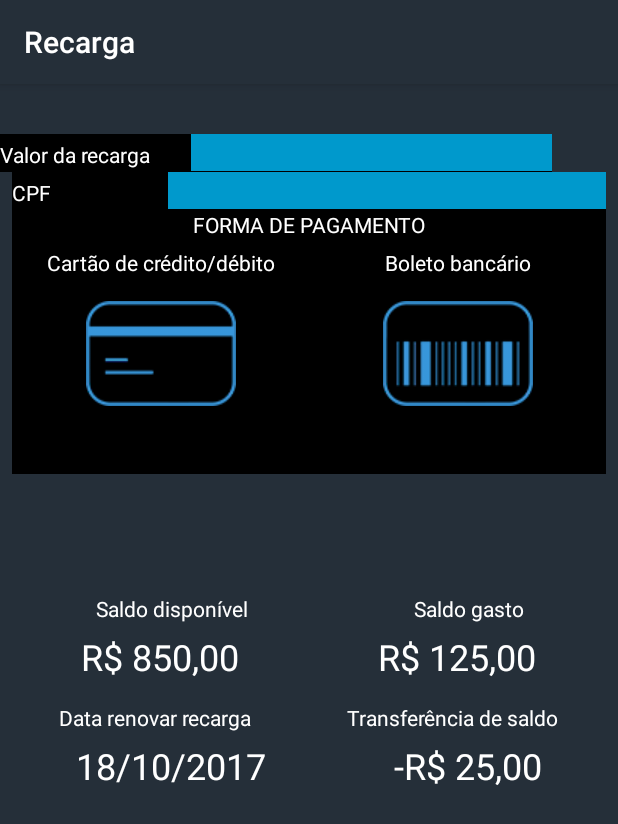
After one commit to RobsonFDias/Easypasse, an Android app: the RecargaActivity screen opened directly, with no data from a screen before it, on a phone screen of 412 x 824 dp. The commit adds this screen. Shown: the top 824 px of the screen. Run offline under Robolectric (Android 15) with nearby library versions, the phone set to English and light mode, and no system bars.

Commit message:
Criado fragment para o cartão de crédito

```diff
--- a/app/build.gradle
+++ b/app/build.gradle
@@ -2,7 +2,7 @@ apply plugin: 'com.android.application'
 
 android {
     compileSdkVersion 26
-    buildToolsVersion "26.0.0"
+    buildToolsVersion '26.0.2'
     defaultConfig {
         applicationId "com.example.gustavo.easypasse"
         minSdkVersion 15
@@ -20,6 +20,7 @@ android {
 }
 
 dependencies {
+    implementation 'com.android.support:support-v4:26.1.0'
     compile fileTree(dir: 'libs', include: ['*.jar'])
     androidTestCompile('com.android.support.test.espresso:espresso-core:2.2.2', {
         exclude group: 'com.android.support', module: 'support-annotations'
--- /dev/null
+++ b/app/src/main/java/com/example/gustavo/easypasse/BoletoFragment.java
@@ -0,0 +1,108 @@
+package com.example.gustavo.easypasse;
+
+import android.content.Context;
+import android.net.Uri;
+import android.os.Bundle;
+import android.support.v4.app.Fragment;
+import android.view.LayoutInflater;
+import android.view.View;
+import android.view.ViewGroup;
+
+
+/**
+ * A simple {@link Fragment} subclass.
+ * Activities that contain this fragment must implement the
+ * {@link BoletoFragment.OnFragmentInteractionListener} interface
+ * to handle interaction events.
+ * Use the {@link BoletoFragment#newInstance} factory method to
+ * create an instance of this fragment.
+ */
+public class BoletoFragment extends Fragment {
+    // TODO: Rename parameter arguments, choose names that match
+    // the fragment initialization parameters, e.g. ARG_ITEM_NUMBER
+    private static final String ARG_PARAM1 = "param1";
+    private static final String ARG_PARAM2 = "param2";
+
+    // TODO: Rename and change types of parameters
+    private String mParam1;
+    private String mParam2;
+
+    private OnFragmentInteractionListener mListener;
+
+    public BoletoFragment() {
+        // Required empty public constructor
+    }
+
+    /**
+     * Use this factory method to create a new instance of
+     * this fragment using the provided parameters.
+     *
+     * @param param1 Parameter 1.
+     * @param param2 Parameter 2.
+     * @return A new instance of fragment BoletoFragment.
+     */
+    // TODO: Rename and change types and number of parameters
+    public static BoletoFragment newInstance(String param1, String param2) {
+        BoletoFragment fragment = new BoletoFragment();
+        Bundle args = new Bundle();
+        args.putString(ARG_PARAM1, param1);
+        args.putString(ARG_PARAM2, param2);
+        fragment.setArguments(args);
+        return fragment;
+    }
+
+    @Override
+    public void onCreate(Bundle savedInstanceState) {
+        super.onCreate(savedInstanceState);
+        if (getArguments() != null) {
+            mParam1 = getArguments().getString(ARG_PARAM1);
+            mParam2 = getArguments().getString(ARG_PARAM2);
+        }
+    }
+
+    @Override
+    public View onCreateView(LayoutInflater inflater, ViewGroup container,
+                             Bundle savedInstanceState) {
+        // Inflate the layout for this fragment
+        return inflater.inflate(R.layout.fragment_boleto, container, false);
+    }
+
+    // TODO: Rename method, update argument and hook method into UI event
+    public void onButtonPressed(Uri uri) {
+        if (mListener != null) {
+            mListener.onFragmentInteraction(uri);
+        }
+    }
+
+    @Override
+    public void onAttach(Context context) {
+        super.onAttach(context);
+        if (context instanceof OnFragmentInteractionListener) {
+            mListener = (OnFragmentInteractionListener) context;
+        } else {
+            throw new RuntimeException(context.toString()
+                    + " must implement OnFragmentInteractionListener");
+        }
+    }
+
+    @Override
+    public void onDetach() {
+        super.onDetach();
+        mListener = null;
+    }
+
+    /**
+     * This interface must be implemented by activities that contain this
+     * fragment to allow an interaction in this fragment to be communicated
+     * to the activity and potentially other fragments contained in that
+     * activity.
+     * <p>
+     * See the Android Training lesson <a href=
+     * "http://developer.android.com/training/basics/fragments/communicating.html"
+     * >Communicating with Other Fragments</a> for more information.
+     */
+    public interface OnFragmentInteractionListener {
+        // TODO: Update argument type and name
+        void onFragmentInteraction(Uri uri);
+    }
+}
--- /dev/null
+++ b/app/src/main/java/com/example/gustavo/easypasse/CartaoCreditoFragment.java
@@ -0,0 +1,108 @@
+package com.example.gustavo.easypasse;
+
+import android.content.Context;
+import android.net.Uri;
+import android.os.Bundle;
+import android.support.v4.app.Fragment;
+import android.view.LayoutInflater;
+import android.view.View;
+import android.view.ViewGroup;
+
+
+/**
+ * A simple {@link Fragment} subclass.
+ * Activities that contain this fragment must implement the
+ * {@link CartaoCreditoFragment.OnFragmentInteractionListener} interface
+ * to handle interaction events.
+ * Use the {@link CartaoCreditoFragment#newInstance} factory method to
+ * create an instance of this fragment.
+ */
+public class CartaoCreditoFragment extends Fragment {
+    // TODO: Rename parameter arguments, choose names that match
+    // the fragment initialization parameters, e.g. ARG_ITEM_NUMBER
+    private static final String ARG_PARAM1 = "param1";
+    private static final String ARG_PARAM2 = "param2";
+
+    // TODO: Rename and change types of parameters
+    private String mParam1;
+    private String mParam2;
+
+    private OnFragmentInteractionListener mListener;
+
+    public CartaoCreditoFragment() {
+        // Required empty public constructor
+    }
+
+    /**
+     * Use this factory method to create a new instance of
+     * this fragment using the provided parameters.
+     *
+     * @param param1 Parameter 1.
+     * @param param2 Parameter 2.
+     * @return A new instance of fragment CartaoCreditoFragment.
+     */
+    // TODO: Rename and change types and number of parameters
+    public static CartaoCreditoFragment newInstance(String param1, String param2) {
+        CartaoCreditoFragment fragment = new CartaoCreditoFragment();
+        Bundle args = new Bundle();
+        args.putString(ARG_PARAM1, param1);
+        args.putString(ARG_PARAM2, param2);
+        fragment.setArguments(args);
+        return fragment;
+    }
+
+    @Override
+    public void onCreate(Bundle savedInstanceState) {
+        super.onCreate(savedInstanceState);
+        if (getArguments() != null) {
+            mParam1 = getArguments().getString(ARG_PARAM1);
+            mParam2 = getArguments().getString(ARG_PARAM2);
+        }
+    }
+
+    @Override
+    public View onCreateView(LayoutInflater inflater, ViewGroup container,
+                             Bundle savedInstanceState) {
+        // Inflate the layout for this fragment
+        return inflater.inflate(R.layout.fragment_cartao_credito, container, false);
+    }
+
+    // TODO: Rename method, update argument and hook method into UI event
+    public void onButtonPressed(Uri uri) {
+        if (mListener != null) {
+            mListener.onFragmentInteraction(uri);
+        }
+    }
+
+    @Override
+    public void onAttach(Context context) {
+        super.onAttach(context);
+        if (context instanceof OnFragmentInteractionListener) {
+            mListener = (OnFragmentInteractionListener) context;
+        } else {
+            throw new RuntimeException(context.toString()
+                    + " must implement OnFragmentInteractionListener");
+        }
+    }
+
+    @Override
+    public void onDetach() {
+        super.onDetach();
+        mListener = null;
+    }
+
+    /**
+     * This interface must be implemented by activities that contain this
+     * fragment to allow an interaction in this fragment to be communicated
+     * to the activity and potentially other fragments contained in that
+     * activity.
+     * <p>
+     * See the Android Training lesson <a href=
+     * "http://developer.android.com/training/basics/fragments/communicating.html"
+     * >Communicating with Other Fragments</a> for more information.
+     */
+    public interface OnFragmentInteractionListener {
+        // TODO: Update argument type and name
+        void onFragmentInteraction(Uri uri);
+    }
+}
--- /dev/null
+++ b/app/src/main/java/com/example/gustavo/easypasse/RecargaActivity.java
@@ -0,0 +1,57 @@
+package com.example.gustavo.easypasse;
+
+import android.app.Fragment;
+import android.os.Bundle;
+import android.support.design.widget.FloatingActionButton;
+import android.support.design.widget.Snackbar;
+import android.support.v7.app.AppCompatActivity;
+import android.support.v7.widget.Toolbar;
+import android.view.View;
+import android.widget.EditText;
+import android.widget.ImageButton;
+import android.widget.TextView;
+
+public class RecargaActivity extends AppCompatActivity {
+
+    private EditText valorRecarga;
+    private EditText cpf;
+    private ImageButton cartaoCreditoDebito;
+    private ImageButton boleto;
+    private TextView saldoDisponivel;
+    private TextView saldoGasto;
+    private TextView renovarRecarga;
+    private TextView transSaldo;
+
+    @Override
+    protected void onCreate(Bundle savedInstanceState) {
+        super.onCreate(savedInstanceState);
+        setContentView(R.layout.activity_recarga);
+        Toolbar toolbar = (Toolbar) findViewById(R.id.toolbar);
+        setSupportActionBar(toolbar);
+
+        valorRecarga = (EditText) findViewById(R.id.edtValorRecarga);
+        cpf = (EditText) findViewById(R.id.edtCpf);
+
+        cartaoCreditoDebito = (ImageButton) findViewById(R.id.ibCartaoCreditoDebito);
+        boleto = (ImageButton) findViewById(R.id.ibBoleto);
+
+        saldoDisponivel = (TextView) findViewById(R.id.tvValorSaldoDisponivel);
+        saldoGasto = (TextView) findViewById(R.id.tvValorSaldoGasto);
+        renovarRecarga = (TextView) findViewById(R.id.tvDataRenovarRecarga);
+        transSaldo = (TextView) findViewById(R.id.tvValorTransSaldo);
+
+
+        cartaoCreditoDebito.setOnClickListener(new View.OnClickListener() {
+            @Override
+            public void onClick(View view) {
+                getSupportFragmentManager().
+                        beginTransaction().
+                        replace(R.id.fragment_cartao, new CartaoCreditoFragment()).commit();
+            }
+        });
+
+    }
+
+
+
+}
--- /dev/null
+++ b/app/src/main/res/layout/activity_recarga.xml
@@ -0,0 +1,25 @@
+<?xml version="1.0" encoding="utf-8"?>
+<android.support.design.widget.CoordinatorLayout xmlns:android="http://schemas.android.com/apk/res/android"
+    xmlns:app="http://schemas.android.com/apk/res-auto"
+    xmlns:tools="http://schemas.android.com/tools"
+    android:layout_width="match_parent"
+    android:layout_height="match_parent"
+    tools:context="com.example.gustavo.easypasse.RecargaActivity">
+
+    <android.support.design.widget.AppBarLayout
+        android:layout_width="match_parent"
+        android:layout_height="wrap_content"
+        android:theme="@style/AppTheme.AppBarOverlay">
+
+        <android.support.v7.widget.Toolbar
+            android:id="@+id/toolbar"
+            android:layout_width="match_parent"
+            android:layout_height="?attr/actionBarSize"
+            android:background="?attr/colorPrimary"
+            app:popupTheme="@style/AppTheme.PopupOverlay" />
+
+    </android.support.design.widget.AppBarLayout>
+
+    <include layout="@layout/content_recarga" />
+
+</android.support.design.widget.CoordinatorLayout>
--- /dev/null
+++ b/app/src/main/res/layout/content_recarga.xml
@@ -0,0 +1,302 @@
+<?xml version="1.0" encoding="utf-8"?>
+<android.support.constraint.ConstraintLayout xmlns:android="http://schemas.android.com/apk/res/android"
+    xmlns:app="http://schemas.android.com/apk/res-auto"
+    xmlns:tools="http://schemas.android.com/tools"
+    android:layout_width="match_parent"
+    android:layout_height="match_parent"
+    android:background="@color/colorPrimary"
+    app:layout_behavior="@string/appbar_scrolling_view_behavior"
+    tools:context="com.example.gustavo.easypasse.RecargaActivity"
+    tools:showIn="@layout/activity_recarga">
+
+    <LinearLayout
+        android:id="@+id/linearLayout11"
+        android:layout_width="368dp"
+        android:layout_height="25dp"
+        android:background="@android:color/black"
+        android:orientation="horizontal"
+        tools:layout_editor_absoluteX="8dp"
+        app:layout_constraintTop_toTopOf="parent"
+        android:layout_marginTop="33dp">
+
+        <TextView
+            android:id="@+id/textView6"
+            android:layout_width="wrap_content"
+            android:layout_height="wrap_content"
+            android:layout_weight="1"
+            android:text="Valor da recarga"
+            android:textColor="@android:color/background_light" />
+
+        <EditText
+            android:id="@+id/edtValorRecarga"
+            android:layout_width="wrap_content"
+            android:layout_height="wrap_content"
+            android:layout_weight="1"
+            android:background="@android:color/holo_blue_dark"
+            android:ems="10"
+            android:inputType="textPersonName" />
+    </LinearLayout>
+
+    <LinearLayout
+        android:id="@+id/linearLayout12"
+        android:layout_width="0dp"
+        android:layout_height="25dp"
+        android:layout_marginEnd="8dp"
+        android:layout_marginLeft="8dp"
+        android:layout_marginRight="8dp"
+        android:layout_marginStart="8dp"
+        android:background="@android:color/black"
+        android:orientation="horizontal"
+        app:layout_constraintLeft_toLeftOf="parent"
+        app:layout_constraintRight_toRightOf="parent"
+        app:layout_constraintTop_toBottomOf="@+id/linearLayout11">
+
+        <TextView
+            android:id="@+id/textView8"
+            android:layout_width="wrap_content"
+            android:layout_height="wrap_content"
+            android:layout_weight="1"
+            android:text="CPF"
+            android:textColor="@android:color/background_light" />
+
+        <EditText
+            android:id="@+id/edtCPF"
+            android:layout_width="wrap_content"
+            android:layout_height="wrap_content"
+            android:layout_weight="1"
+            android:background="@android:color/holo_blue_dark"
+            android:ems="10"
+            android:inputType="textPersonName" />
+    </LinearLayout>
+
+    <LinearLayout
+        android:id="@+id/linearLayout13"
+        android:layout_width="0dp"
+        android:layout_height="25dp"
+        android:layout_marginEnd="8dp"
+        android:layout_marginLeft="8dp"
+        android:layout_marginRight="8dp"
+        android:layout_marginStart="8dp"
+        android:background="@android:color/black"
+        android:orientation="horizontal"
+        app:layout_constraintLeft_toLeftOf="parent"
+        app:layout_constraintRight_toRightOf="parent"
+        android:layout_marginTop="0dp"
+        app:layout_constraintTop_toBottomOf="@+id/linearLayout12">
+
+        <TextView
+            android:id="@+id/textView9"
+            android:layout_width="wrap_content"
+            android:layout_height="wrap_content"
+            android:layout_weight="1"
+            android:text="FORMA DE PAGAMENTO"
+            android:textAlignment="center"
+            android:textColor="@android:color/background_light" />
+    </LinearLayout>
+
+    <LinearLayout
+        android:id="@+id/linearLayout14"
+        android:layout_width="0dp"
+        android:layout_height="25dp"
+        android:layout_marginEnd="8dp"
+        android:layout_marginLeft="8dp"
+        android:layout_marginRight="8dp"
+        android:layout_marginStart="8dp"
+        android:layout_marginTop="0dp"
+        android:background="@android:color/black"
+        android:orientation="horizontal"
+        app:layout_constraintLeft_toLeftOf="parent"
+        app:layout_constraintRight_toRightOf="parent"
+        app:layout_constraintTop_toBottomOf="@+id/linearLayout13">
+
+        <TextView
+            android:id="@+id/textView13"
+            android:layout_width="wrap_content"
+            android:layout_height="wrap_content"
+            android:layout_weight="0.98"
+            android:text="Cartão de crédito/débito"
+            android:textAlignment="center"
+            android:textColor="@android:color/background_light" />
+
+        <TextView
+            android:id="@+id/textView16"
+            android:layout_width="150dp"
+            android:layout_height="wrap_content"
+            android:layout_weight="1"
+            android:text="Boleto bancário"
+            android:textAlignment="center"
+            android:textColor="@android:color/background_light" />
+
+    </LinearLayout>
+
+    <LinearLayout
+        android:id="@+id/linearLayout15"
+        android:layout_width="0dp"
+        android:layout_height="125dp"
+        android:layout_marginEnd="8dp"
+        android:layout_marginLeft="8dp"
+        android:layout_marginRight="8dp"
+        android:layout_marginStart="8dp"
+        android:background="@android:color/black"
+        android:orientation="horizontal"
+        app:layout_constraintLeft_toLeftOf="parent"
+        app:layout_constraintRight_toRightOf="parent"
+        app:layout_constraintTop_toBottomOf="@+id/linearLayout14">
+
+        <ImageButton
+            android:id="@+id/ibCartaoCreditoDebito"
+            android:layout_width="wrap_content"
+            android:layout_height="wrap_content"
+            android:layout_marginTop="10dp"
+            android:layout_weight="0.49"
+            android:background="@android:color/black"
+            app:srcCompat="@drawable/cartao_de_credito_01" />
+
+        <ImageButton
+            android:id="@+id/ibBoleto"
+            android:layout_width="wrap_content"
+            android:layout_height="wrap_content"
+            android:layout_marginTop="10dp"
+            android:layout_weight="0.49"
+            android:background="@android:color/black"
+            app:srcCompat="@drawable/boleto_bancario_01" />
+    </LinearLayout>
+
+    <LinearLayout
+        android:id="@+id/linearLayout8"
+        android:layout_width="0dp"
+        android:layout_height="25dp"
+        android:layout_marginEnd="8dp"
+        android:layout_marginLeft="8dp"
+        android:layout_marginRight="8dp"
+        android:layout_marginStart="8dp"
+        android:layout_marginTop="80dp"
+        android:orientation="horizontal"
+        app:layout_constraintHorizontal_bias="0.0"
+        app:layout_constraintLeft_toLeftOf="parent"
+        app:layout_constraintRight_toRightOf="parent"
+        app:layout_constraintTop_toBottomOf="@+id/linearLayout15">
+
+        <TextView
+            android:id="@+id/textView10"
+            android:layout_width="wrap_content"
+            android:layout_height="wrap_content"
+            android:layout_weight="1"
+            android:text="Saldo disponível"
+            android:textAlignment="center"
+            android:textColor="@android:color/background_light" />
+
+        <TextView
+            android:id="@+id/textView11"
+            android:layout_width="wrap_content"
+            android:layout_height="wrap_content"
+            android:layout_weight="1"
+            android:text="Saldo gasto"
+            android:textAlignment="center"
+            android:textColor="@android:color/background_light" />
+    </LinearLayout>
+
+    <LinearLayout
+        android:layout_width="0dp"
+        android:layout_height="35dp"
+        android:layout_marginLeft="8dp"
+        android:layout_marginRight="8dp"
+        android:orientation="horizontal"
+        app:layout_constraintHorizontal_bias="0.0"
+        app:layout_constraintLeft_toLeftOf="parent"
+        app:layout_constraintRight_toRightOf="parent"
+        app:layout_constraintTop_toBottomOf="@+id/linearLayout8"
+        android:layout_marginStart="8dp"
+        android:layout_marginEnd="8dp"
+        android:id="@+id/linearLayout9">
+
+        <TextView
+            android:id="@+id/tvValorSaldoDisponivel"
+            android:layout_width="wrap_content"
+            android:layout_height="wrap_content"
+            android:layout_weight="1"
+            android:text="R$ 850,00"
+            android:textAlignment="center"
+            android:textColor="@android:color/background_light"
+            android:textSize="24sp" />
+
+        <TextView
+            android:id="@+id/tvValorSaldoGasto"
+            android:layout_width="wrap_content"
+            android:layout_height="wrap_content"
+            android:layout_weight="1"
+            android:text="R$ 125,00"
+            android:textAlignment="center"
+            android:textColor="@android:color/background_light"
+            android:textSize="24sp" />
+    </LinearLayout>
+
+    <LinearLayout
+        android:id="@+id/linearLayout10"
+        android:layout_width="0dp"
+        android:layout_height="25dp"
+        android:layout_marginEnd="8dp"
+        android:layout_marginLeft="8dp"
+        android:layout_marginRight="8dp"
+        android:layout_marginStart="8dp"
+        android:layout_marginTop="12dp"
+        android:orientation="horizontal"
+        app:layout_constraintHorizontal_bias="0.0"
+        app:layout_constraintLeft_toLeftOf="parent"
+        app:layout_constraintRight_toRightOf="parent"
+        app:layout_constraintTop_toBottomOf="@+id/linearLayout9">
+
+        <TextView
+            android:id="@+id/textView14"
+            android:layout_width="wrap_content"
+            android:layout_height="wrap_content"
+            android:layout_weight="1"
+            android:text="Data renovar recarga"
+            android:textAlignment="center"
+            android:textColor="@android:color/background_light" />
+
+        <TextView
+            android:id="@+id/textView15"
+            android:layout_width="wrap_content"
+            android:layout_height="wrap_content"
+            android:layout_weight="1"
+            android:text="Transferência de saldo"
+            android:textAlignment="center"
+            android:textColor="@android:color/background_light" />
+    </LinearLayout>
+
+    <LinearLayout
+        android:layout_width="0dp"
+        android:layout_height="40dp"
+        android:layout_marginLeft="8dp"
+        android:layout_marginRight="8dp"
+        android:orientation="horizontal"
+        app:layout_constraintHorizontal_bias="0.0"
+        app:layout_constraintLeft_toLeftOf="parent"
+        app:layout_constraintRight_toRightOf="parent"
+        app:layout_constraintTop_toBottomOf="@+id/linearLayout10"
+        android:layout_marginStart="8dp"
+        android:layout_marginEnd="8dp">
+
+        <TextView
+            android:id="@+id/tvDataRenovarRecarga"
+            android:layout_width="wrap_content"
+            android:layout_height="wrap_content"
+            android:layout_weight="1"
+            android:text="18/10/2017"
+            android:textAlignment="center"
+            android:textColor="@android:color/background_light"
+            android:textSize="24sp" />
+
+        <TextView
+            android:id="@+id/tvValorTransSaldo"
+            android:layout_width="wrap_content"
+            android:layout_height="wrap_content"
+            android:layout_weight="1"
+            android:text="-R$ 25,00"
+            android:textAlignment="center"
+            android:textColor="@android:color/background_light"
+            android:textSize="24sp" />
+    </LinearLayout>
+
+</android.support.constraint.ConstraintLayout>
--- /dev/null
+++ b/app/src/main/res/layout/fragment_boleto.xml
@@ -0,0 +1,16 @@
+<RelativeLayout xmlns:android="http://schemas.android.com/apk/res/android"
+    xmlns:tools="http://schemas.android.com/tools"
+    android:layout_width="match_parent"
+    android:layout_height="match_parent"
+    tools:context="com.example.gustavo.easypasse.BoletoFragment">
+
+    <!-- TODO: Update blank fragment layout -->
+
+    <TextView
+        android:id="@+id/textView17"
+        android:layout_width="match_parent"
+        android:layout_height="wrap_content"
+        android:text="Boleto"
+        android:textAlignment="center"
+        android:textSize="18sp" />
+</RelativeLayout>
--- /dev/null
+++ b/app/src/main/res/layout/fragment_cartao_credito.xml
@@ -0,0 +1,17 @@
+<RelativeLayout xmlns:android="http://schemas.android.com/apk/res/android"
+    xmlns:tools="http://schemas.android.com/tools"
+    android:id="@+id/fragment_cartao"
+    android:layout_width="match_parent"
+    android:layout_height="match_parent"
+    tools:context="com.example.gustavo.easypasse.CartaoCreditoFragment">
+
+    <!-- TODO: Update blank fragment layout -->
+
+    <TextView
+        android:id="@+id/textView12"
+        android:layout_width="match_parent"
+        android:layout_height="wrap_content"
+        android:text="Cartão de Crédito"
+        android:textAlignment="center"
+        android:textSize="18sp" />
+</RelativeLayout>
--- a/app/src/main/res/values/colors.xml
+++ b/app/src/main/res/values/colors.xml
@@ -1,6 +1,6 @@
 <?xml version="1.0" encoding="utf-8"?>
 <resources>
-    <color name="colorPrimary">#252F39</color>
+    <color name="colorPrimary">#252f39</color>
     <color name="colorPrimaryDark">#252F39</color>
     <color name="colorAccent">#252F39</color>
 </resources>
--- a/app/src/main/res/values/strings.xml
+++ b/app/src/main/res/values/strings.xml
@@ -8,4 +8,8 @@
 
     <string name="navigation_drawer_open">Open navigation drawer</string>
     <string name="navigation_drawer_close">Close navigation drawer</string>
+    <string name="title_activity_recarga">Recarga</string>
+
+    <!-- TODO: Remove or change this placeholder text -->
+    <string name="hello_blank_fragment">Hello blank fragment</string>
 </resources>
--- a/build.gradle
+++ b/build.gradle
@@ -3,9 +3,10 @@
 buildscript {
     repositories {
         jcenter()
+        google()
     }
     dependencies {
-        classpath 'com.android.tools.build:gradle:2.3.3'
+        classpath 'com.android.tools.build:gradle:3.0.0'
 
         // NOTE: Do not place your application dependencies here; they belong
         // in the individual module build.gradle files
@@ -15,6 +16,7 @@ buildscript {
 allprojects {
     repositories {
         jcenter()
+        google()
     }
 }
 
```
Also changed, not shown: app/src/main/AndroidManifest.xml (+12 -1 lines), app/src/main/res/drawable/boleto_bancario_01.png, app/src/main/res/drawable/boleto_bancario_off_01.png, app/src/main/res/drawable/cartao_de_credito_01.png, app/src/main/res/drawable/cartao_de_credito_off_01.png, gradle/wrapper/gradle-wrapper.properties.
